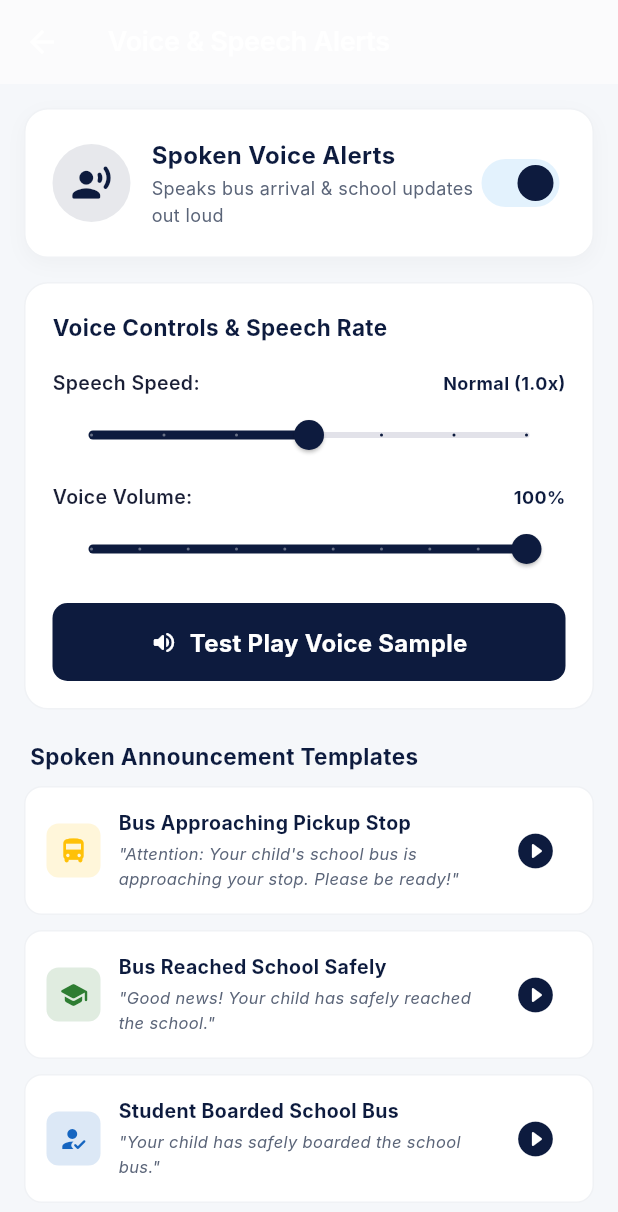
After one commit to Shivam-Ranpise/saferoute, a Flutter app: the ParentHomeScreen screen opened by its route, after a tap on the "record voice over" icon, on a phone screen of 412 x 824 dp. The commit adds this screen. Shown: the top 1212 px of the screen. Run offline on Flutter 3.47's test engine with Material 3 defaults, Android fonts, the phone set to English and light mode, and no system bars; our stand-ins replace firebase_core, firebase_messaging, flutter_local_notifications, flutter_map, flutter_riverpod, flutter_secure_storage and 7 more; accounts and stored records are empty; Roboto replaces fonts that are missing (Inter).

Commit message:
feat: add Text-to-Speech (TTS) Voice Announcements engine, settings screen, and automated voice alerts in parent app

```diff
--- /dev/null
+++ b/apps/saferoute_app/lib/src/features/notifications/providers/voice_settings_provider.dart
@@ -0,0 +1,120 @@
+import 'package:flutter_riverpod/flutter_riverpod.dart';
+import 'package:shared_preferences/shared_preferences.dart';
+import '../services/app_voice_service.dart';
+
+class VoiceSettings {
+  final bool enabled;
+  final double volume;
+  final double speechRate;
+  final double pitch;
+  final String language;
+
+  const VoiceSettings({
+    this.enabled = true,
+    this.volume = 1.0,
+    this.speechRate = 0.5,
+    this.pitch = 1.0,
+    this.language = 'en-IN',
+  });
+
+  VoiceSettings copyWith({
+    bool? enabled,
+    double? volume,
+    double? speechRate,
+    double? pitch,
+    String? language,
+  }) {
+    return VoiceSettings(
+      enabled: enabled ?? this.enabled,
+      volume: volume ?? this.volume,
+      speechRate: speechRate ?? this.speechRate,
+      pitch: pitch ?? this.pitch,
+      language: language ?? this.language,
+    );
+  }
+}
+
+class VoiceSettingsNotifier extends StateNotifier<VoiceSettings> {
+  VoiceSettingsNotifier() : super(const VoiceSettings()) {
+    _loadFromPrefs();
+  }
+
+  static const _keyEnabled = 'voice_alerts_enabled';
+  static const _keyVolume = 'voice_alerts_volume';
+  static const _keyRate = 'voice_alerts_rate';
+  static const _keyPitch = 'voice_alerts_pitch';
+  static const _keyLang = 'voice_alerts_lang';
+
+  Future<void> _loadFromPrefs() async {
+    try {
+      final prefs = await SharedPreferences.getInstance();
+      final enabled = prefs.getBool(_keyEnabled) ?? true;
+      final volume = prefs.getDouble(_keyVolume) ?? 1.0;
+      final rate = prefs.getDouble(_keyRate) ?? 0.5;
+      final pitch = prefs.getDouble(_keyPitch) ?? 1.0;
+      final lang = prefs.getString(_keyLang) ?? 'en-IN';
+
+      state = VoiceSettings(
+        enabled: enabled,
+        volume: volume,
+        speechRate: rate,
+        pitch: pitch,
+        language: lang,
+      );
+
+      await AppVoiceService.instance.initialize(
+        volume: volume,
+        rate: rate,
+        pitch: pitch,
+        language: lang,
+      );
+    } catch (_) {}
+  }
+
+  Future<void> setEnabled(bool val) async {
+    state = state.copyWith(enabled: val);
+    final prefs = await SharedPreferences.getInstance();
+    await prefs.setBool(_keyEnabled, val);
+  }
+
+  Future<void> setVolume(double val) async {
+    state = state.copyWith(volume: val);
+    await AppVoiceService.instance.updateSettings(
+      volume: val,
+      rate: state.speechRate,
+      pitch: state.pitch,
+      language: state.language,
+    );
+    final prefs = await SharedPreferences.getInstance();
+    await prefs.setDouble(_keyVolume, val);
+  }
+
+  Future<void> setSpeechRate(double val) async {
+    state = state.copyWith(speechRate: val);
+    await AppVoiceService.instance.updateSettings(
+      volume: state.volume,
+      rate: val,
+      pitch: state.pitch,
+      language: state.language,
+    );
+    final prefs = await SharedPreferences.getInstance();
+    await prefs.setDouble(_keyRate, val);
+  }
+
+  Future<void> setLanguage(String lang) async {
+    state = state.copyWith(language: lang);
+    await AppVoiceService.instance.updateSettings(
+      volume: state.volume,
+      rate: state.speechRate,
+      pitch: state.pitch,
+      language: lang,
+    );
+    final prefs = await SharedPreferences.getInstance();
+    await prefs.setString(_keyLang, lang);
+  }
+}
+
+final voiceSettingsProvider =
+    StateNotifierProvider<VoiceSettingsNotifier, VoiceSettings>((ref) {
+  return VoiceSettingsNotifier();
+});
--- /dev/null
+++ b/apps/saferoute_app/lib/src/features/notifications/services/app_voice_service.dart
@@ -0,0 +1,116 @@
+import 'dart:io';
+import 'package:flutter_tts/flutter_tts.dart';
+import 'package:saferoute_core/saferoute_core.dart';
+
+class AppVoiceService {
+  AppVoiceService._();
+  static final AppVoiceService instance = AppVoiceService._();
+
+  final FlutterTts _tts = FlutterTts();
+  bool _isInitialized = false;
+
+  Future<void> initialize({
+    double volume = 1.0,
+    double rate = 0.5,
+    double pitch = 1.0,
+    String language = 'en-IN',
+  }) async {
+    if (_isInitialized) return;
+
+    try {
+      if (Platform.isIOS) {
+        await _tts.setIosAudioCategory(
+          IosTextToSpeechAudioCategory.playback,
+          [
+            IosTextToSpeechAudioCategoryOptions.defaultToSpeaker,
+            IosTextToSpeechAudioCategoryOptions.mixWithOthers,
+          ],
+        );
+      }
+
+      await _tts.setLanguage(language);
+      await _tts.setVolume(volume.clamp(0.0, 1.0));
+      await _tts.setSpeechRate(rate.clamp(0.0, 1.0));
+      await _tts.setPitch(pitch.clamp(0.5, 2.0));
+
+      await _tts.awaitSpeakCompletion(true);
+      _isInitialized = true;
+      AppLogger.info('AppVoiceService initialized successfully', context: 'VoiceTTS');
+    } catch (e) {
+      AppLogger.error('Failed to initialize AppVoiceService', error: e, context: 'VoiceTTS');
+    }
+  }
+
+  Future<void> updateSettings({
+    required double volume,
+    required double rate,
+    required double pitch,
+    required String language,
+  }) async {
+    try {
+      await _tts.setLanguage(language);
+      await _tts.setVolume(volume.clamp(0.0, 1.0));
+      await _tts.setSpeechRate(rate.clamp(0.0, 1.0));
+      await _tts.setPitch(pitch.clamp(0.5, 2.0));
+    } catch (e) {
+      AppLogger.error('Failed to update TTS settings', error: e, context: 'VoiceTTS');
+    }
+  }
+
+  Future<void> speak(String text) async {
+    if (text.trim().isEmpty) return;
+    try {
+      await _tts.stop();
+      await _tts.speak(text.trim());
+    } catch (e) {
+      AppLogger.error('TTS speech error', error: e, context: 'VoiceTTS');
+    }
+  }
+
+  Future<void> stop() async {
+    try {
+      await _tts.stop();
+    } catch (_) {}
+  }
+
+  /// Generates a natural spoken announcement based on the notification title & message
+  String generateSpokenSentence({
+    required String title,
+    required String message,
+    NotificationEventType? eventType,
+  }) {
+    final lowerTitle = title.toLowerCase();
+    final lowerMsg = message.toLowerCase();
+
+    // Bus Approaching / Arrived
+    if (lowerTitle.contains('approach') || lowerTitle.contains('nearby') || lowerMsg.contains('approaching')) {
+      return 'Attention: Your child\'s school bus is approaching your stop. Please be ready!';
+    }
+    if (lowerTitle.contains('arrived') || lowerMsg.contains('has arrived')) {
+      return 'Attention: Your child\'s school bus has arrived at your designated stop!';
+    }
+
+    // School Reached / Trip Completed
+    if (lowerTitle.contains('reached school') || lowerTitle.contains('school arrival') || lowerMsg.contains('reached school')) {
+      return 'Good news! Your child has safely reached the school.';
+    }
+
+    // Student Boarded
+    if (lowerTitle.contains('boarded') || lowerMsg.contains('boarded')) {
+      return 'Your child has safely boarded the school bus.';
+    }
+
+    // Student Dropped
+    if (lowerTitle.contains('dropped') || lowerMsg.contains('dropped off')) {
+      return 'Your child has been safely dropped off.';
+    }
+
+    // Emergency SOS
+    if (lowerTitle.contains('emergency') || lowerTitle.contains('sos') || lowerTitle.contains('delay')) {
+      return 'Urgent Alert: $title. $message';
+    }
+
+    // Fallback: Speak Title and Message cleanly
+    return '$title. $message';
+  }
+}
--- a/apps/saferoute_app/lib/src/features/parent/presentation/parent_home_screen.dart
+++ b/apps/saferoute_app/lib/src/features/parent/presentation/parent_home_screen.dart
@@ -5,7 +5,9 @@ import 'package:saferoute_core/saferoute_core.dart';
 import '../../../providers/auth_provider.dart';
 import '../../../theme/app_theme.dart';
 import '../../notifications/providers/notification_providers.dart';
+import '../../notifications/providers/voice_settings_provider.dart';
 import '../../notifications/services/app_notification_service.dart';
+import '../../notifications/services/app_voice_service.dart';
 import '../providers/parent_providers.dart';
 import 'widgets/bus_map_view.dart';
 import 'widgets/child_selector_bar.dart';
@@ -184,6 +186,16 @@ class _ParentHomeScreenState extends ConsumerState<ParentHomeScreen> {
             _screenLaunchTime.subtract(const Duration(seconds: 15)),
           );
           if (!prevIds.contains(item.id) && item.isUnread && isFresh) {
+            // Speak voice announcement if enabled
+            final voiceSettings = ref.read(voiceSettingsProvider);
+            if (voiceSettings.enabled) {
+              final spoken = AppVoiceService.instance.generateSpokenSentence(
+                title: item.title,
+                message: item.message,
+              );
+              AppVoiceService.instance.speak(spoken);
+            }
+
             AppNotificationHelper.showInAppCenterPopup(
               context,
               title: item.title,
@@ -239,6 +251,11 @@ class _ParentHomeScreenState extends ConsumerState<ParentHomeScreen> {
           ],
         ),
         actions: [
+          IconButton(
+            icon: const Icon(Icons.record_voice_over_rounded, color: Colors.white),
+            tooltip: 'Voice Alerts (TTS)',
+            onPressed: () => context.push('/parent/voice-settings'),
+          ),
           IconButton(
             icon: Stack(
               children: [
--- a/apps/saferoute_app/lib/src/features/parent/presentation/parent_settings_screen.dart
+++ b/apps/saferoute_app/lib/src/features/parent/presentation/parent_settings_screen.dart
@@ -1,5 +1,6 @@
 import 'package:flutter/material.dart';
 import 'package:flutter_riverpod/flutter_riverpod.dart';
+import 'package:go_router/go_router.dart';
 import 'package:saferoute_core/saferoute_core.dart';
 import '../../../providers/auth_provider.dart';
 import '../../../theme/app_theme.dart';
@@ -222,6 +223,29 @@ class _ParentSettingsScreenState extends ConsumerState<ParentSettingsScreen> {
               ],
             ),
           ),
+          const SizedBox(height: 16),
+
+          // Spoken Voice Announcements Card Link
+          Card(
+            margin: EdgeInsets.zero,
+            child: ListTile(
+              leading: Container(
+                padding: const EdgeInsets.all(8),
+                decoration: BoxDecoration(
+                  color: SafeRouteColors.deepNavy.withValues(alpha: 0.1),
+                  borderRadius: BorderRadius.circular(8),
+                ),
+                child: const Icon(Icons.record_voice_over_rounded, color: SafeRouteColors.deepNavy),
+              ),
+              title: const Text(
+                'Voice & Speech Alerts (TTS)',
+                style: TextStyle(fontWeight: FontWeight.bold),
+              ),
+              subtitle: const Text('Custom spoken announcements when bus arrives'),
+              trailing: const Icon(Icons.chevron_right_rounded),
+              onTap: () => context.push('/parent/voice-settings'),
+            ),
+          ),
           const SizedBox(height: 24),
 
           // Emergency Override Notice
--- /dev/null
+++ b/apps/saferoute_app/lib/src/features/parent/presentation/voice_settings_screen.dart
@@ -0,0 +1,331 @@
+import 'package:flutter/material.dart';
+import 'package:flutter_riverpod/flutter_riverpod.dart';
+import '../../../theme/app_theme.dart';
+import '../../notifications/providers/voice_settings_provider.dart';
+import '../../notifications/services/app_voice_service.dart';
+
+class VoiceSettingsScreen extends ConsumerWidget {
+  const VoiceSettingsScreen({super.key});
+
+  @override
+  Widget build(BuildContext context, WidgetRef ref) {
+    final settings = ref.watch(voiceSettingsProvider);
+    final notifier = ref.read(voiceSettingsProvider.notifier);
+
+    return Scaffold(
+      backgroundColor: SafeRouteColors.background,
+      appBar: AppBar(
+        title: const Text('Voice & Speech Alerts'),
+        backgroundColor: Colors.white,
+        foregroundColor: SafeRouteColors.deepNavy,
+        elevation: 0.5,
+      ),
+      body: ListView(
+        padding: const EdgeInsets.all(16),
+        children: [
+          // Master Enable Card
+          Container(
+            padding: const EdgeInsets.all(18),
+            decoration: BoxDecoration(
+              color: Colors.white,
+              borderRadius: BorderRadius.circular(16),
+              border: Border.all(color: SafeRouteColors.surfaceVariant),
+              boxShadow: [
+                BoxShadow(
+                  color: Colors.black.withValues(alpha: 0.03),
+                  blurRadius: 10,
+                  offset: const Offset(0, 4),
+                ),
+              ],
+            ),
+            child: Row(
+              children: [
+                Container(
+                  padding: const EdgeInsets.all(12),
+                  decoration: BoxDecoration(
+                    color: settings.enabled
+                        ? SafeRouteColors.deepNavy.withValues(alpha: 0.1)
+                        : Colors.grey.withValues(alpha: 0.1),
+                    shape: BoxShape.circle,
+                  ),
+                  child: Icon(
+                    settings.enabled
+                        ? Icons.record_voice_over_rounded
+                        : Icons.voice_over_off_rounded,
+                    color: settings.enabled ? SafeRouteColors.deepNavy : Colors.grey,
+                    size: 28,
+                  ),
+                ),
+                const SizedBox(width: 14),
+                Expanded(
+                  child: Column(
+                    crossAxisAlignment: CrossAxisAlignment.start,
+                    children: [
+                      const Text(
+                        'Spoken Voice Alerts',
+                        style: TextStyle(
+                          fontSize: 16,
+                          fontWeight: FontWeight.bold,
+                          color: SafeRouteColors.deepNavy,
+                        ),
+                      ),
+                      const SizedBox(height: 2),
+                      Text(
+                        settings.enabled
+                            ? 'Speaks bus arrival & school updates out loud'
+                            : 'Voice announcements are disabled',
+                        style: const TextStyle(
+                          fontSize: 12,
+                          color: SafeRouteColors.onSurfaceVariant,
+                        ),
+                      ),
+                    ],
+                  ),
+                ),
+                Switch(
+                  value: settings.enabled,
+                  activeColor: SafeRouteColors.deepNavy,
+                  onChanged: (val) => notifier.setEnabled(val),
+                ),
+              ],
+            ),
+          ),
+
+          const SizedBox(height: 16),
+
+          if (settings.enabled) ...[
+            // Voice Controls Card
+            Container(
+              padding: const EdgeInsets.all(18),
+              decoration: BoxDecoration(
+                color: Colors.white,
+                borderRadius: BorderRadius.circular(16),
+                border: Border.all(color: SafeRouteColors.surfaceVariant),
+              ),
+              child: Column(
+                crossAxisAlignment: CrossAxisAlignment.start,
+                children: [
+                  const Text(
+                    'Voice Controls & Speech Rate',
+                    style: TextStyle(
+                      fontSize: 15,
+                      fontWeight: FontWeight.bold,
+                      color: SafeRouteColors.deepNavy,
+                    ),
+                  ),
+                  const SizedBox(height: 16),
+
+                  // Speech Rate Slider
+                  Row(
+                    mainAxisAlignment: MainAxisAlignment.spaceBetween,
+                    children: [
+                      const Text(
+                        'Speech Speed:',
+                        style: TextStyle(fontSize: 13, fontWeight: FontWeight.w600),
+                      ),
+                      Text(
+                        settings.speechRate < 0.4
+                            ? 'Slow'
+                            : settings.speechRate > 0.6
+                                ? 'Fast'
+                                : 'Normal (${(settings.speechRate * 2).toStringAsFixed(1)}x)',
+                        style: const TextStyle(
+                          fontSize: 12,
+                          fontWeight: FontWeight.bold,
+                          color: SafeRouteColors.deepNavy,
+                        ),
+                      ),
+                    ],
+                  ),
+                  Slider(
+                    value: settings.speechRate,
+                    min: 0.2,
+                    max: 0.8,
+                    divisions: 6,
+                    activeColor: SafeRouteColors.deepNavy,
+                    onChanged: (val) => notifier.setSpeechRate(val),
+                  ),
+
+                  const SizedBox(height: 8),
+
+                  // Volume Slider
+                  Row(
+                    mainAxisAlignment: MainAxisAlignment.spaceBetween,
+                    children: [
+                      const Text(
+                        'Voice Volume:',
+                        style: TextStyle(fontSize: 13, fontWeight: FontWeight.w600),
+                      ),
+                      Text(
+                        '${(settings.volume * 100).toInt()}%',
+                        style: const TextStyle(
+                          fontSize: 12,
+                          fontWeight: FontWeight.bold,
+                          color: SafeRouteColors.deepNavy,
+                        ),
+                      ),
+                    ],
+                  ),
+                  Slider(
+                    value: settings.volume,
+                    min: 0.1,
+                    max: 1.0,
+                    divisions: 9,
+                    activeColor: SafeRouteColors.deepNavy,
+                    onChanged: (val) => notifier.setVolume(val),
+                  ),
+
+                  const SizedBox(height: 12),
+
+                  // Test Play Button
+                  SizedBox(
+                    width: double.infinity,
+                    child: ElevatedButton.icon(
+                      style: ElevatedButton.styleFrom(
+                        backgroundColor: SafeRouteColors.deepNavy,
+                        foregroundColor: Colors.white,
+                        padding: const EdgeInsets.symmetric(vertical: 14),
+                        shape: RoundedRectangleBorder(
+                          borderRadius: BorderRadius.circular(10),
+                        ),
+                      ),
+                      icon: const Icon(Icons.volume_up_rounded, size: 18),
+                      label: const Text(
+                        'Test Play Voice Sample',
+                        style: TextStyle(fontWeight: FontWeight.bold),
+                      ),
+                      onPressed: () {
+                        AppVoiceService.instance.speak(
+                          'Attention: Your child\'s school bus is approaching your stop. Please be ready!',
+                        );
+                      },
+                    ),
+                  ),
+                ],
+              ),
+            ),
+
+            const SizedBox(height: 20),
+
+            const Padding(
+              padding: EdgeInsets.symmetric(horizontal: 4),
+              child: Text(
+                'Spoken Announcement Templates',
+                style: TextStyle(
+                  fontSize: 15,
+                  fontWeight: FontWeight.bold,
+                  color: SafeRouteColors.deepNavy,
+                ),
+              ),
+            ),
+            const SizedBox(height: 8),
+
+            // Template 1: Bus Approaching
+            _buildTemplateCard(
+              icon: Icons.directions_bus_rounded,
+              color: SafeRouteColors.yellow,
+              title: 'Bus Approaching Pickup Stop',
+              spokenText:
+                  'Attention: Your child\'s school bus is approaching your stop. Please be ready!',
+            ),
+
+            // Template 2: Bus Reached School
+            _buildTemplateCard(
+              icon: Icons.school_rounded,
+              color: SafeRouteColors.safetyGreen,
+              title: 'Bus Reached School Safely',
+              spokenText: 'Good news! Your child has safely reached the school.',
+            ),
+
+            // Template 3: Student Boarded
+            _buildTemplateCard(
+              icon: Icons.how_to_reg_rounded,
+              color: SafeRouteColors.blue,
+              title: 'Student Boarded School Bus',
+              spokenText: 'Your child has safely boarded the school bus.',
+            ),
+
+            // Template 4: Student Dropped Off
+            _buildTemplateCard(
+              icon: Icons.home_rounded,
+              color: const Color(0xFF8B5CF6),
+              title: 'Student Safely Dropped Off',
+              spokenText: 'Your child has been safely dropped off at home.',
+            ),
+
+            // Template 5: Emergency Alert
+            _buildTemplateCard(
+              icon: Icons.warning_rounded,
+              color: SafeRouteColors.error,
+              title: 'Urgent SOS / Route Delay Notice',
+              spokenText:
+                  'Urgent Alert: School bus route is experiencing a 15 minute delay due to traffic.',
+            ),
+          ],
+        ],
+      ),
+    );
+  }
+
+  Widget _buildTemplateCard({
+    required IconData icon,
+    required Color color,
+    required String title,
+    required String spokenText,
+  }) {
+    return Container(
+      margin: const EdgeInsets.only(bottom: 10),
+      padding: const EdgeInsets.all(14),
+      decoration: BoxDecoration(
+        color: Colors.white,
+        borderRadius: BorderRadius.circular(12),
+        border: Border.all(color: SafeRouteColors.surfaceVariant),
+      ),
+      child: Row(
+        children: [
+          Container(
+            padding: const EdgeInsets.all(8),
+            decoration: BoxDecoration(
+              color: color.withValues(alpha: 0.15),
+              borderRadius: BorderRadius.circular(8),
+            ),
+            child: Icon(icon, color: color, size: 20),
+          ),
+          const SizedBox(width: 12),
+          Expanded(
+            child: Column(
+              crossAxisAlignment: CrossAxisAlignment.start,
+              children: [
+                Text(
+                  title,
+                  style: const TextStyle(
+                    fontSize: 13,
+                    fontWeight: FontWeight.bold,
+                    color: SafeRouteColors.deepNavy,
+                  ),
+                ),
+                const SizedBox(height: 2),
+                Text(
+                  '"$spokenText"',
+                  style: const TextStyle(
+                    fontSize: 11,
+                    fontStyle: FontStyle.italic,
+                    color: SafeRouteColors.onSurfaceVariant,
+                  ),
+                ),
+              ],
+            ),
+          ),
+          const SizedBox(width: 8),
+          IconButton(
+            icon: const Icon(Icons.play_circle_fill_rounded, color: SafeRouteColors.deepNavy, size: 28),
+            tooltip: 'Listen to announcement',
+            onPressed: () {
+              AppVoiceService.instance.speak(spokenText);
+            },
+          ),
+        ],
+      ),
+    );
+  }
+}
--- a/apps/saferoute_app/lib/src/router/app_router.dart
+++ b/apps/saferoute_app/lib/src/router/app_router.dart
@@ -9,6 +9,7 @@ import '../features/splash/splash_screen.dart';
 import '../features/parent/presentation/parent_home_screen.dart';
 import '../features/parent/presentation/set_pickup_location_screen.dart';
 import '../features/parent/presentation/parent_settings_screen.dart';
+import '../features/parent/presentation/voice_settings_screen.dart';
 import '../features/notifications/presentation/notification_inbox_screen.dart';
 import '../features/driver/presentation/driver_dashboard_screen.dart';
 
@@ -138,6 +139,10 @@ final List<RouteBase> _routes = [
         path: 'notifications',
         builder: (context, state) => const NotificationInboxScreen(),
       ),
+      GoRoute(
+        path: 'voice-settings',
+        builder: (context, state) => const VoiceSettingsScreen(),
+      ),
     ],
   ),
   GoRoute(
@@ -154,6 +159,10 @@ final List<RouteBase> _routes = [
   GoRoute(
     path: '/parent/notifications',
     builder: (context, state) => const NotificationInboxScreen(),
+  ),
+  GoRoute(
+    path: '/parent/voice-settings',
+    builder: (context, state) => const VoiceSettingsScreen(),
   ),
 
   // ─── DRIVER ROUTES ──────────────────────────────────────────────
--- a/apps/saferoute_app/pubspec.yaml
+++ b/apps/saferoute_app/pubspec.yaml
@@ -31,10 +31,11 @@ dependencies:
   geolocator: ^13.0.2
   permission_handler: ^11.3.1
 
-  # Notifications
+  # Notifications & Voice
   firebase_core: ^3.13.1
   firebase_messaging: ^15.2.5
   flutter_local_notifications: ^18.0.1
+  flutter_tts: ^4.2.2
 
   # Storage
   flutter_secure_storage: ^9.2.4
```
Also changed, not shown: 2 other files.
